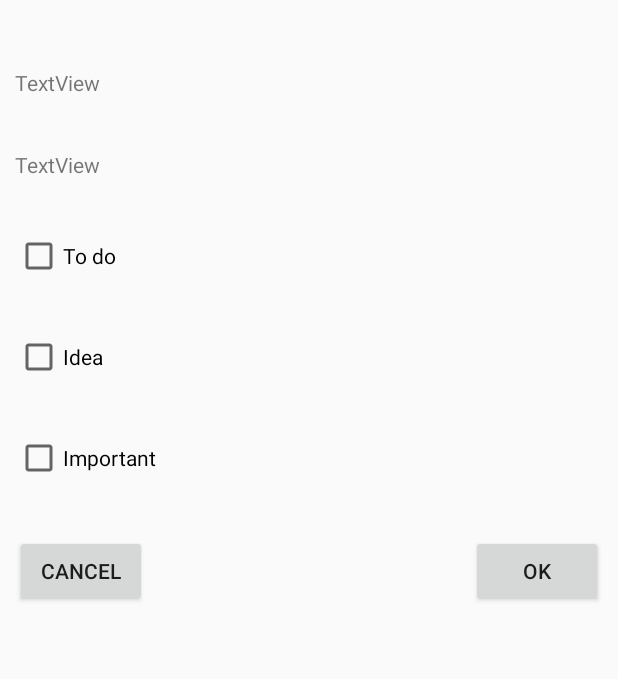
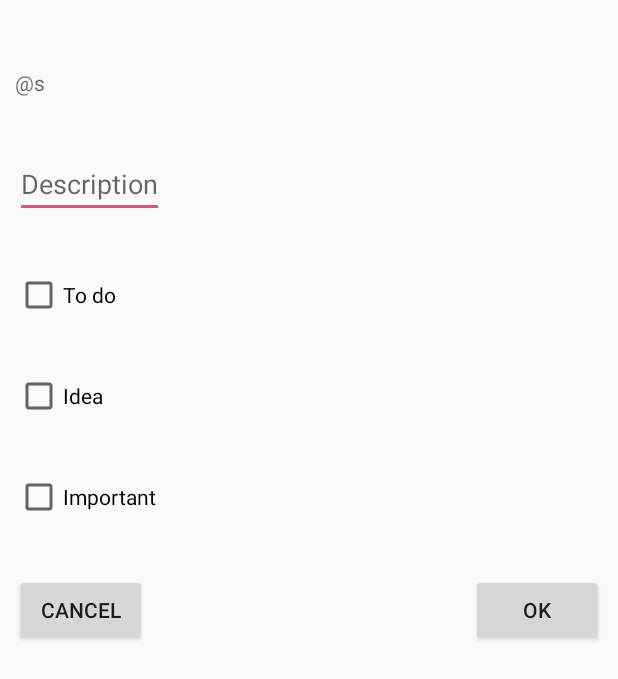
Before and after one commit to leppig/DialogDemo, an Android app: the layout dialog_new_note.xml on its own in the app's theme, with its tools: preview values and no code run, on a phone screen of 412 x 824 dp. Shown: the top 679 px of the screen. Run offline under Robolectric (Android 15) with nearby library versions, the phone set to English and light mode, and no system bars.

Commit message:
lay1_end

```diff
--- a/app/src/main/res/layout/dialog_new_note.xml
+++ b/app/src/main/res/layout/dialog_new_note.xml
@@ -4,13 +4,13 @@
     android:padding="10dp">
 
     <TextView
-        android:text="TextView"
         android:layout_width="wrap_content"
         android:layout_height="wrap_content"
         android:layout_alignParentStart="true"
         android:id="@+id/editTitle"
         android:layout_alignParentTop="true"
-        android:layout_marginTop="35dp" />
+        android:layout_marginTop="35dp"
+        android:hint="@s" />
 
     <CheckBox
         android:text="@string/idea_checkbox"
@@ -20,7 +20,7 @@
         android:layout_alignEnd="@+id/checkBoxToDo"
         android:id="@+id/checkBoxIdea"
         android:layout_marginTop="35dp"
-        android:layout_alignParentLeft="true" />
+        android:layout_alignParentStart="true" />
 
     <CheckBox
         android:text="@string/important_checkbox"
@@ -40,14 +40,15 @@
         android:layout_alignParentStart="true"
         android:layout_marginTop="35dp" />
 
-    <TextView
-        android:text="TextView"
+    <EditText
         android:layout_width="wrap_content"
         android:layout_height="wrap_content"
         android:id="@+id/editDescription"
         android:layout_below="@+id/editTitle"
         android:layout_alignParentStart="true"
-        android:layout_marginTop="35dp" />
+        android:layout_marginTop="35dp"
+        android:hint="@string/description_hint"
+        android:inputType="textMultiLine" />
 
     <Button
         android:text="@string/cancel_button"
```
